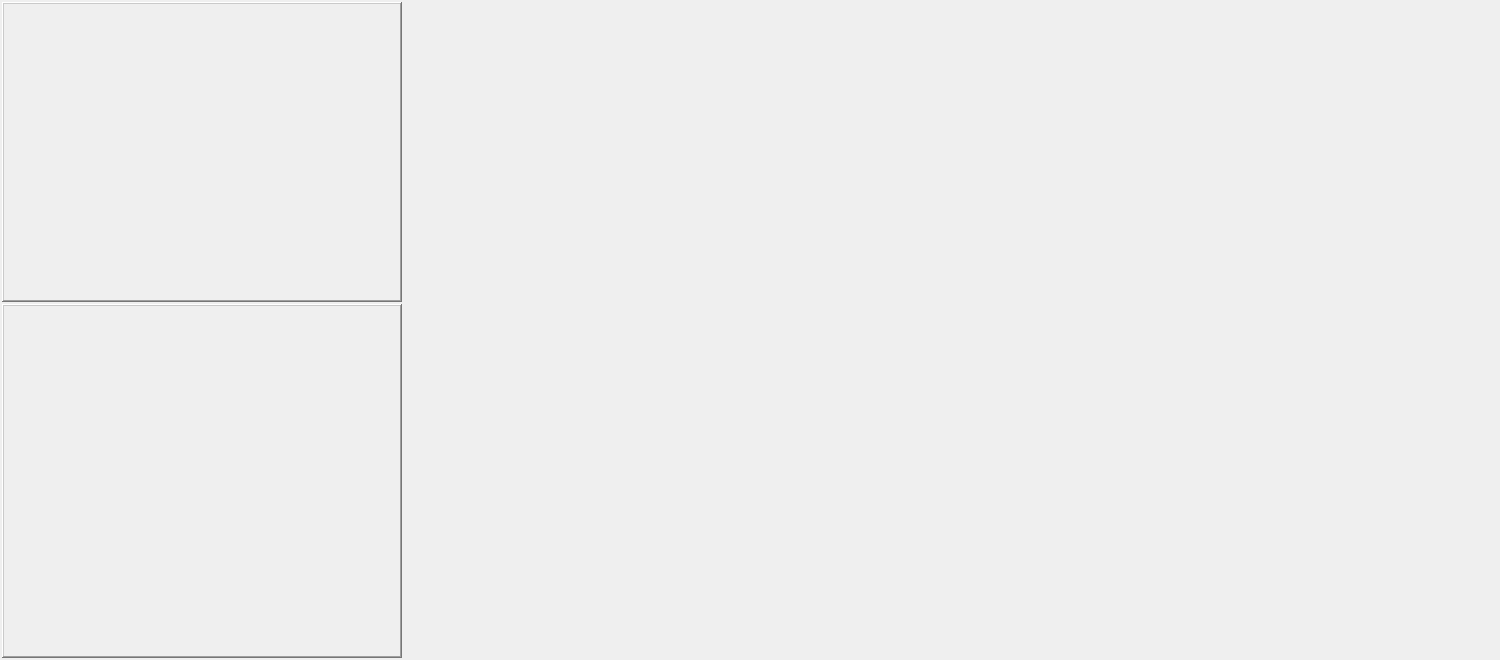
Old version of the form Project/src/imaging/ImagingSW/mainwindow.ui in the repository AndaCondaa/Dental_Imaging_SW_System.
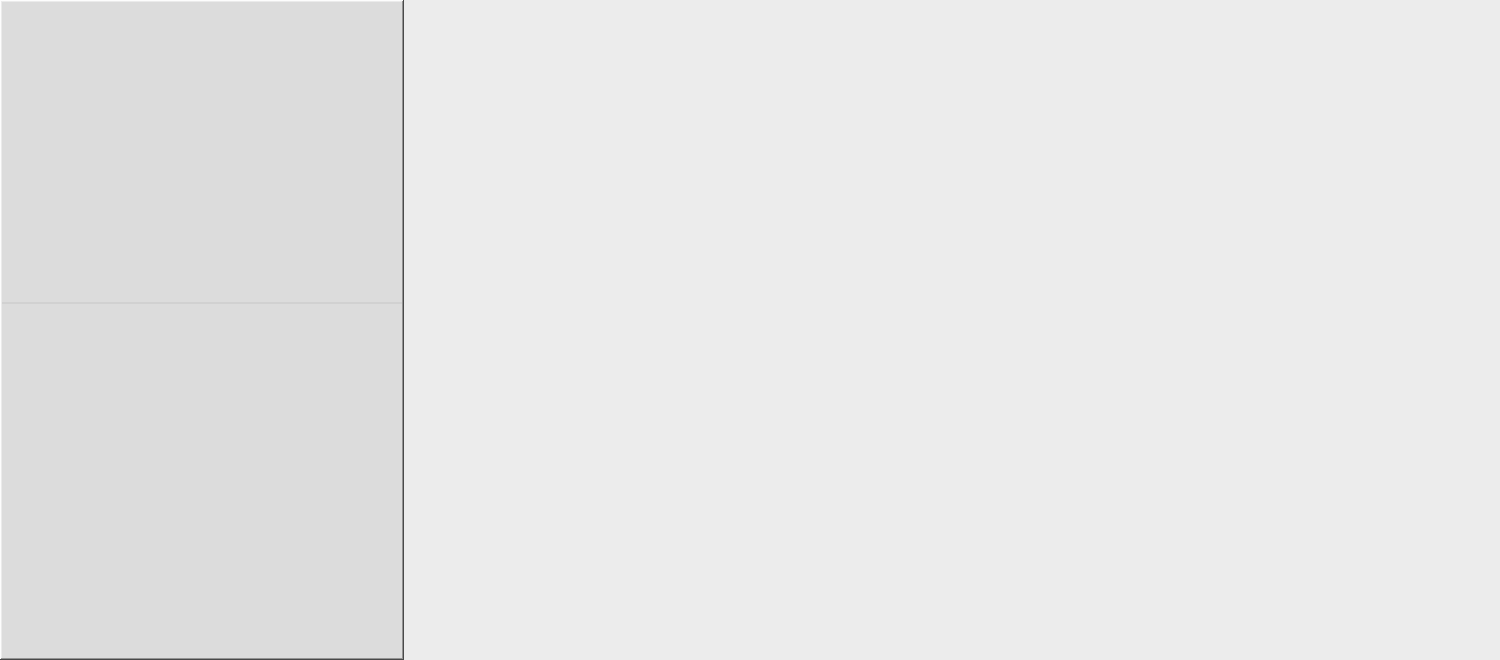
New version of the form.

The edit to the form file:
```diff
--- a/Project/src/imaging/ImagingSW/mainwindow.ui
+++ b/Project/src/imaging/ImagingSW/mainwindow.ui
@@ -32,29 +32,52 @@
    <string>MainWindow</string>
   </property>
   <property name="styleSheet">
-   <string notr="true"/>
+   <string notr="true">background-color: rgb(220, 220, 220);</string>
   </property>
   <widget class="QWidget" name="centralwidget">
    <layout class="QGridLayout" name="gridLayout">
     <property name="leftMargin">
-     <number>2</number>
+     <number>0</number>
     </property>
     <property name="topMargin">
-     <number>2</number>
+     <number>0</number>
     </property>
     <property name="rightMargin">
-     <number>2</number>
+     <number>0</number>
     </property>
     <property name="bottomMargin">
-     <number>2</number>
+     <number>0</number>
     </property>
     <property name="spacing">
-     <number>2</number>
+     <number>0</number>
     </property>
     <item row="0" column="0">
-     <layout class="QHBoxLayout" name="horizontalLayout">
-      <item>
+     <widget class="QFrame" name="frame">
+      <property name="styleSheet">
+       <string notr="true"/>
+      </property>
+      <property name="frameShape">
+       <enum>QFrame::WinPanel</enum>
+      </property>
+      <property name="frameShadow">
+       <enum>QFrame::Raised</enum>
+      </property>
        <layout class="QVBoxLayout" name="verticalLayout">
+       <property name="spacing">
+        <number>0</number>
+       </property>
+       <property name="leftMargin">
+        <number>0</number>
+       </property>
+       <property name="topMargin">
+        <number>0</number>
+       </property>
+       <property name="rightMargin">
+        <number>0</number>
+       </property>
+       <property name="bottomMargin">
+        <number>0</number>
+       </property>
         <item>
          <widget class="QFrame" name="patientFrame">
           <property name="sizePolicy">
@@ -69,14 +92,33 @@
             <height>300</height>
            </size>
           </property>
+         <property name="styleSheet">
+          <string notr="true"/>
+         </property>
           <property name="frameShape">
-           <enum>QFrame::WinPanel</enum>
+          <enum>QFrame::NoFrame</enum>
           </property>
           <property name="frameShadow">
            <enum>QFrame::Raised</enum>
           </property>
          </widget>
         </item>
+       <item>
+        <widget class="Line" name="line">
+         <property name="styleSheet">
+          <string notr="true">color: rgb(209, 209, 209);</string>
+         </property>
+         <property name="frameShadow">
+          <enum>QFrame::Plain</enum>
+         </property>
+         <property name="lineWidth">
+          <number>2</number>
+         </property>
+         <property name="orientation">
+          <enum>Qt::Horizontal</enum>
+         </property>
+        </widget>
+       </item>
         <item>
          <widget class="QFrame" name="controlFrame">
           <property name="sizePolicy">
@@ -92,7 +134,7 @@
            </size>
           </property>
           <property name="frameShape">
-           <enum>QFrame::WinPanel</enum>
+          <enum>QFrame::NoFrame</enum>
           </property>
           <property name="frameShadow">
            <enum>QFrame::Raised</enum>
@@ -100,8 +142,9 @@
          </widget>
         </item>
        </layout>
-      </item>
-      <item>
+     </widget>
+    </item>
+    <item row="0" column="1">
        <widget class="QFrame" name="imagingFrame">
         <property name="sizePolicy">
          <sizepolicy hsizetype="Expanding" vsizetype="Expanding">
@@ -115,15 +158,16 @@
           <height>610</height>
          </size>
         </property>
+      <property name="styleSheet">
+       <string notr="true">background-color: rgb(236, 236, 236);</string>
+      </property>
         <property name="frameShape">
          <enum>QFrame::NoFrame</enum>
         </property>
         <property name="frameShadow">
-         <enum>QFrame::Raised</enum>
-        </property>
-       </widget>
-      </item>
-     </layout>
+       <enum>QFrame::Plain</enum>
+      </property>
+     </widget>
     </item>
    </layout>
   </widget>
```
Left out of the diff: 2 changed lines with no effect on the pictures. Lines whose indentation alone changed are shown as unchanged.
